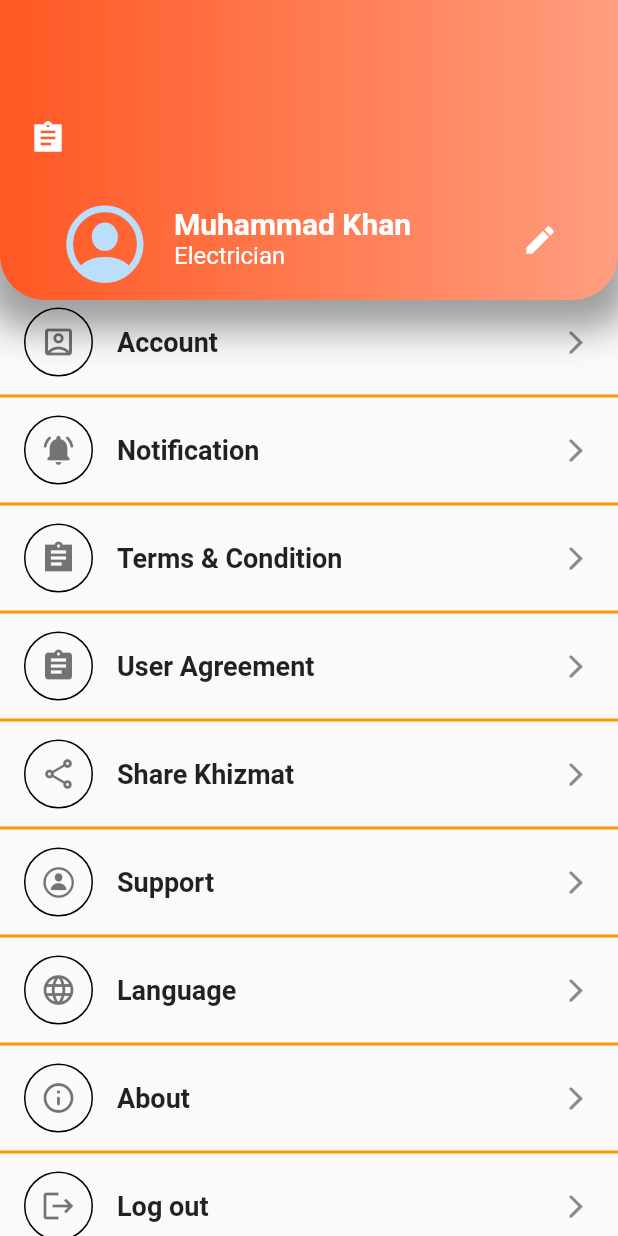
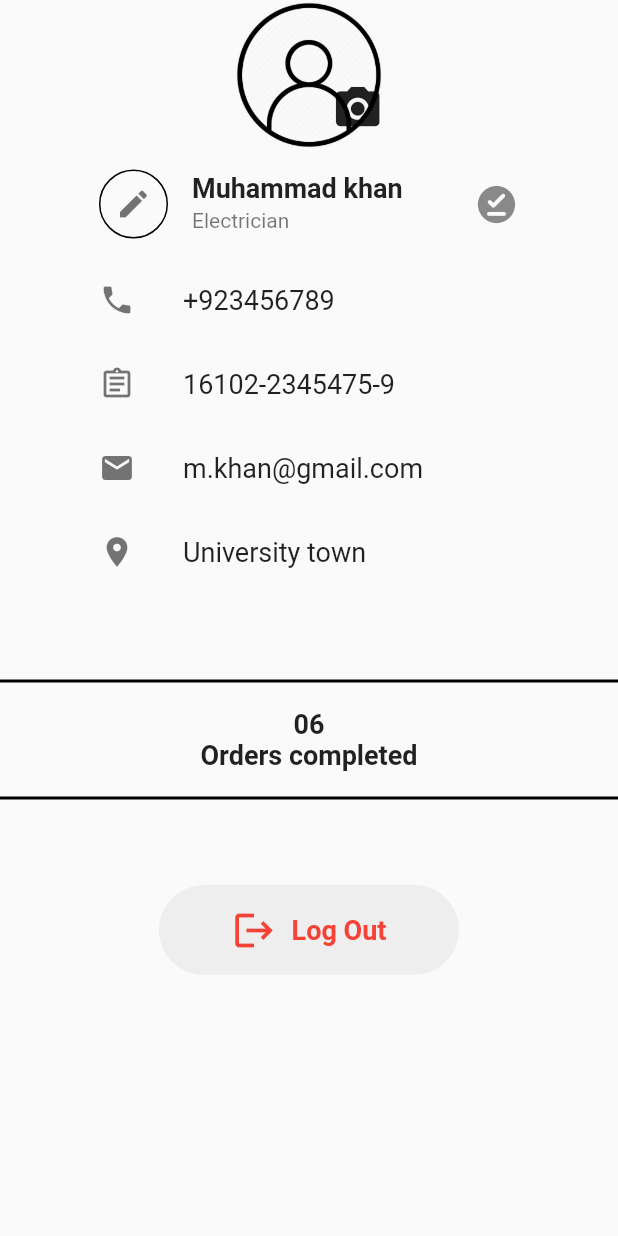
Before and after one commit to Hashim-Jan/hussain, a Flutter app: the screen it shows after launch, on a phone screen of 412 x 824 dp. Run offline on Flutter 3.47's test engine with Material 2 defaults, Android fonts, the phone set to English and light mode, and no system bars.

Commit message:
Profile screen created

```diff
--- /dev/null
+++ b/lib/custom_widgets/worker_info_list_tile.dart
@@ -0,0 +1,16 @@
+import 'package:flutter/material.dart';
+
+class WorkerInfoListTile extends StatelessWidget {
+  final IconData leadingIcon;
+  final String title;
+
+  WorkerInfoListTile({this.leadingIcon, this.title});
+
+  @override
+  Widget build(BuildContext context) {
+    return ListTile(
+      leading:Icon(leadingIcon,color: Colors.black54,),
+      title: Text('$title',style: TextStyle(fontSize: 18),),
+    );
+  }
+}
--- a/lib/custom_widgets/worker_list_tile.dart
+++ b/lib/custom_widgets/worker_list_tile.dart
@@ -3,10 +3,12 @@ import 'package:flutter/material.dart';
 
 class WorkerListTile extends StatelessWidget {
   final Function onPressed;
-  final IconData icon;
+  final IconData leadingIcon;
+  final IconData trailingIcon;
   final String title;
+  final String subtitle;
 
-  WorkerListTile({this.onPressed, this.icon, this.title});
+  WorkerListTile({this.onPressed, this.leadingIcon, this.title,this.subtitle,this.trailingIcon});
 
   @override
   Widget build(BuildContext context) {
@@ -18,10 +20,11 @@ class WorkerListTile extends StatelessWidget {
           shape: BoxShape.circle,
           border: Border.all(),
         ),
-        child: Icon(icon,color: Colors.black54,),
+        child: Icon(leadingIcon,color: Colors.black54,),
       ),
       title: Text('$title',style: TextStyle(fontWeight: FontWeight.bold,fontSize: 18),),
-      trailing: Icon(CupertinoIcons.chevron_forward),
+      subtitle: Text(subtitle),
+      trailing: Icon(trailingIcon,size: 30,),
     );
   }
 }
--- a/lib/main.dart
+++ b/lib/main.dart
@@ -1,5 +1,6 @@
 import 'package:flutter/material.dart';
 import 'package:two_screen/screens/buyer_screen.dart';
+import 'package:two_screen/screens/profile_screen.dart';
 import 'package:two_screen/screens/seller_screen.dart';
 import 'package:two_screen/screens/worker_screen.dart';
 
@@ -11,11 +12,12 @@ class MyApp extends StatelessWidget {
   Widget build(BuildContext context) {
     return MaterialApp(
       debugShowCheckedModeBanner: false,
-      initialRoute: 'worker_screen',
+      initialRoute: 'profile_screen',
       routes: {
         'seller_screen':(context)=>SellerScreen(),
         'buyer_screen':(context)=>BuyerScreen(),
-        'worker_screen' : (context)=>WorkerScreen()
+        'worker_screen' : (context)=>WorkerScreen(),
+        'profile_screen' : (context)=>ProfileScreen(),
 
       },
     );
--- /dev/null
+++ b/lib/screens/profile_screen.dart
@@ -0,0 +1,155 @@
+import 'package:flutter/cupertino.dart';
+import 'package:flutter/material.dart';
+import 'package:two_screen/custom_widgets/worker_info_list_tile.dart';
+import 'package:two_screen/custom_widgets/worker_list_tile.dart';
+
+class ProfileScreen extends StatelessWidget {
+  @override
+  Widget build(BuildContext context) {
+    return Material(
+      child: SafeArea(
+        child: SingleChildScrollView(
+          child: Column(
+            children: [
+              ///
+              /// Profile image and edit image
+              ///
+              Container(
+                height: 100,
+                width: 100,
+                child: Stack(
+                  children: [
+                    CircleAvatar(
+                      backgroundColor: Colors.transparent,
+                      backgroundImage: AssetImage('assets/profile_icons/profileIcon.png'),
+                      radius: 50,
+                    ),
+                    Padding(
+                      padding: EdgeInsets.only(bottom: 10),
+                      child: Align(
+                        alignment: Alignment.bottomRight,
+                        child: Icon(Icons.camera_alt,size: 35,),
+                      ),
+                    ),
+                  ],
+                ),
+              ),
+              ///
+              /// Electrician
+              ///
+              Padding(
+                padding: EdgeInsets.symmetric(horizontal: 50),
+                child: Column(
+                  children: [
+                    WorkerListTile(
+                      leadingIcon: Icons.edit,
+                      title: 'Muhammad khan',
+                      subtitle: 'Electrician',
+                      trailingIcon: Icons.offline_pin_rounded,
+                      onPressed: null,
+                    ),
+                    ///
+                    /// Profile details
+                    ///
+                    WorkerInfoListTile(
+                      leadingIcon: Icons.phone,
+                      title: "+923456789",
+                    ),
+                    WorkerInfoListTile(
+                      leadingIcon: Icons.assignment_outlined,
+                      title: "16102-2345475-9",
+                    ),
+                    WorkerInfoListTile(
+                      leadingIcon: Icons.email,
+                      title: "m.khan@gmail.com",
+                    ),
+                    WorkerInfoListTile(
+                      leadingIcon: Icons.location_on,
+                      title: "University town",
+                    ),
+                  ],
+                ),
+              ),
+              SizedBox(height: 50,),
+              ///
+              /// Orders completed
+              ///
+              Divider(thickness: 2,color: Colors.black,),
+              SizedBox(height: 10,),
+              Column(
+                children: [
+                  Text('06',style: TextStyle(fontWeight: FontWeight.bold,fontSize: 18),),
+                  Text('Orders completed',style: TextStyle(fontWeight: FontWeight.bold,fontSize: 18),),
+                ],
+              ),
+              SizedBox(height: 10,),
+              Divider(thickness: 2,color: Colors.black,),
+              SizedBox(height: 50,),
+              ///
+              /// Logout button
+              ///
+              GestureDetector(
+                onTap: ()=>null,
+                child: Container(
+                  height: 60,
+                  width: 200,
+                  decoration: BoxDecoration(
+                      color: Colors.grey[200],
+                      borderRadius: BorderRadius.circular(30)
+                  ),
+                  child: Center(
+                    child: Row(
+                      mainAxisAlignment: MainAxisAlignment.center,
+                      children: [
+                        Icon(Icons.logout,size: 30,color: Colors.red,),
+                        SizedBox(width: 10,),
+                        Text('Log Out',
+                          style: TextStyle(
+                            fontWeight: FontWeight.bold,
+                            fontSize: 18,
+                            color: Colors.red,
+                          ),
+                        ),
+                      ],
+                    ),
+                  ),
+                ),
+              ),
+            ],
+          ),
+        ),
+      ),
+    );
+  }
+}
+
+// class WaveClipper extends CustomClipper<Path>{
+//   @override
+//   Path getClip(Size size) {
+//
+//     var path = new Path();
+//     path.lineTo(0, size.height); //start path with this if you are making at bottom
+//
+//     final firstStart = Offset(size.width, size.height-200);
+//     //fist point of quadratic bezier curve
+//     var firstEnd = Offset(size.width, size.height);
+//     //second point of quadratic bezier curve
+//     path.quadraticBezierTo(firstStart.dx,firstStart.dy, firstEnd.dy, firstEnd.dx,);
+//
+//     // var secondStart = Offset(size.width - (size.width / 5), size.height -100);
+//     // //third point of quadratic bezier curve
+//     // var secondEnd = Offset(size.width, size.height - 10);
+//     // //fourth point of quadratic bezier curve
+//     // path.quadraticBezierTo(secondStart.dx, secondStart.dy, secondEnd.dx, secondEnd.dy);
+//
+//     path.lineTo(size.width, 0); //end with this path if you are making wave at bottom
+//     path.close();
+//     return path;
+//   }
+//
+//   @override
+//   bool shouldReclip(CustomClipper<Path> oldClipper) {
+//     return false; //if new instance have different instance than old instance
+//     //then you must return true;
+//   }
+// }
--- a/lib/screens/worker_screen.dart
+++ b/lib/screens/worker_screen.dart
@@ -100,8 +100,9 @@ class WorkerScreen extends StatelessWidget {
                 ///
                 WorkerListTile(
                   title: 'Account',
-                  icon: Icons.account_box_outlined,
+                  leadingIcon: Icons.account_box_outlined,
                   onPressed: ()=>Navigator.pushNamed(context, 'buyer_screen'),
+                  trailingIcon: Icons.arrow_forward_ios_rounded,
                 ),
                 Divider(color: Colors.orange,thickness: 2,),
                 ///
@@ -109,8 +110,9 @@ class WorkerScreen extends StatelessWidget {
                 ///
                 WorkerListTile(
                   title: 'Notification',
-                  icon: Icons.notifications_active_rounded,
+                  leadingIcon: Icons.notifications_active_rounded,
                   onPressed: ()=>Navigator.pushNamed(context, 'seller_screen'),
+                  trailingIcon: Icons.arrow_forward_ios_rounded,
                 ),
                 Divider(color: Colors.orange,thickness: 2,),
                 ///
@@ -118,8 +120,9 @@ class WorkerScreen extends StatelessWidget {
                 ///
                 WorkerListTile(
                   title: 'Terms & Condition',
-                  icon: Icons.assignment_sharp,
+                  leadingIcon: Icons.assignment_sharp,
                   onPressed: ()=>null,
+                  trailingIcon: Icons.arrow_forward_ios_rounded,
                 ),
                 Divider(color: Colors.orange,thickness: 2,),
                 ///
@@ -127,8 +130,9 @@ class WorkerScreen extends StatelessWidget {
                 ///
                 WorkerListTile(
                   title: 'User Agreement',
-                  icon: Icons.assignment,
+                  leadingIcon: Icons.assignment,
                   onPressed: ()=>null,
+                  trailingIcon: Icons.arrow_forward_ios_rounded,
                 ),
                 Divider(color: Colors.orange,thickness: 2,),
                 ///
@@ -136,8 +140,9 @@ class WorkerScreen extends StatelessWidget {
                 ///
                 WorkerListTile(
                   title: 'Share Khizmat',
-                  icon: Icons.share_outlined,
+                  leadingIcon: Icons.share_outlined,
                   onPressed: ()=>null,
+                  trailingIcon: Icons.arrow_forward_ios_rounded,
                 ),
                 Divider(color: Colors.orange,thickness: 2,),
                 ///
@@ -145,8 +150,9 @@ class WorkerScreen extends StatelessWidget {
                 ///
                 WorkerListTile(
                   title: 'Support',
-                  icon: CupertinoIcons.person_circle,
+                  leadingIcon: CupertinoIcons.person_circle,
                   onPressed: ()=>null,
+                  trailingIcon: Icons.arrow_forward_ios_rounded,
                 ),
                 Divider(color: Colors.orange,thickness: 2,),
                 ///
@@ -154,8 +160,9 @@ class WorkerScreen extends StatelessWidget {
                 ///
                 WorkerListTile(
                   title: 'Language',
-                  icon: Icons.language,
+                  leadingIcon: Icons.language,
                   onPressed: ()=>null,
+                  trailingIcon: Icons.arrow_forward_ios_rounded,
                 ),
                 Divider(color: Colors.orange,thickness: 2,),
                 ///
@@ -163,8 +170,9 @@ class WorkerScreen extends StatelessWidget {
                 ///
                 WorkerListTile(
                   title: 'About',
-                  icon: Icons.info_outline_rounded,
+                  leadingIcon: Icons.info_outline_rounded,
                   onPressed: ()=>null,
+                  trailingIcon: Icons.arrow_forward_ios_rounded,
                 ),
                 Divider(color: Colors.orange,thickness: 2,),
                 ///
@@ -172,8 +180,9 @@ class WorkerScreen extends StatelessWidget {
                 ///
                 WorkerListTile(
                   title: 'Log out',
-                  icon: Icons.logout,
+                  leadingIcon: Icons.logout,
                   onPressed: ()=>null,
+                  trailingIcon: Icons.arrow_forward_ios_rounded,
                 ),
               ],
             ),
--- a/pubspec.yaml
+++ b/pubspec.yaml
@@ -45,8 +45,9 @@ flutter:
   uses-material-design: true
 
   # To add assets to your application, add an assets section, like this:
-  # assets:
-  #   - images/a_dot_burr.jpeg
+  assets:
+   - assets/images/
+   - assets/profile_icons/
   #   - images/a_dot_ham.jpeg
 
   # An image asset can refer to one or more resolution-specific "variants", see
```
Also changed, not shown: assets/images/Khizmat.png (added), assets/images/dish.png (added), assets/images/language screen PNG.png (added), assets/images/language screen PNG1.png (added), assets/profile_icons/profileIcon.png (added).
